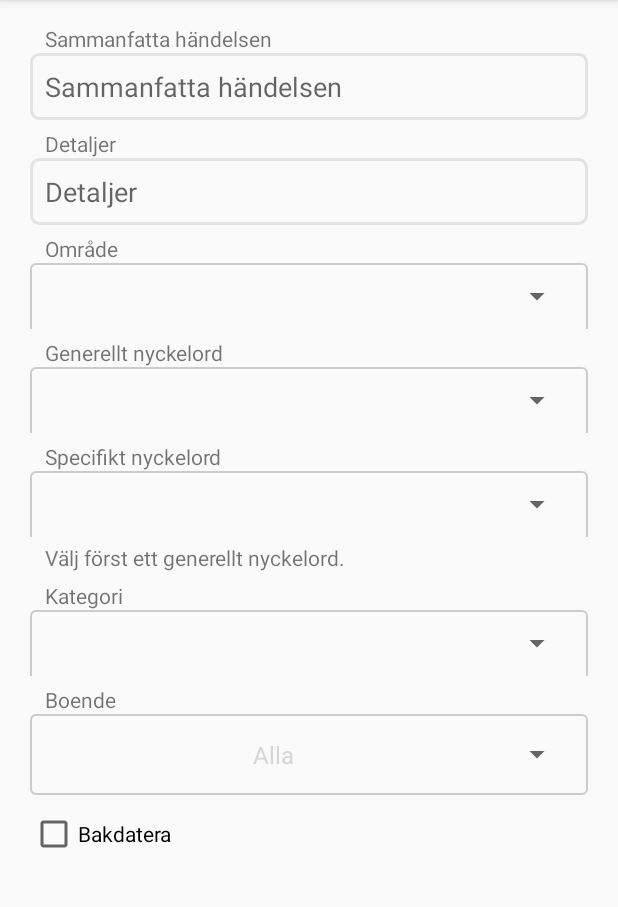
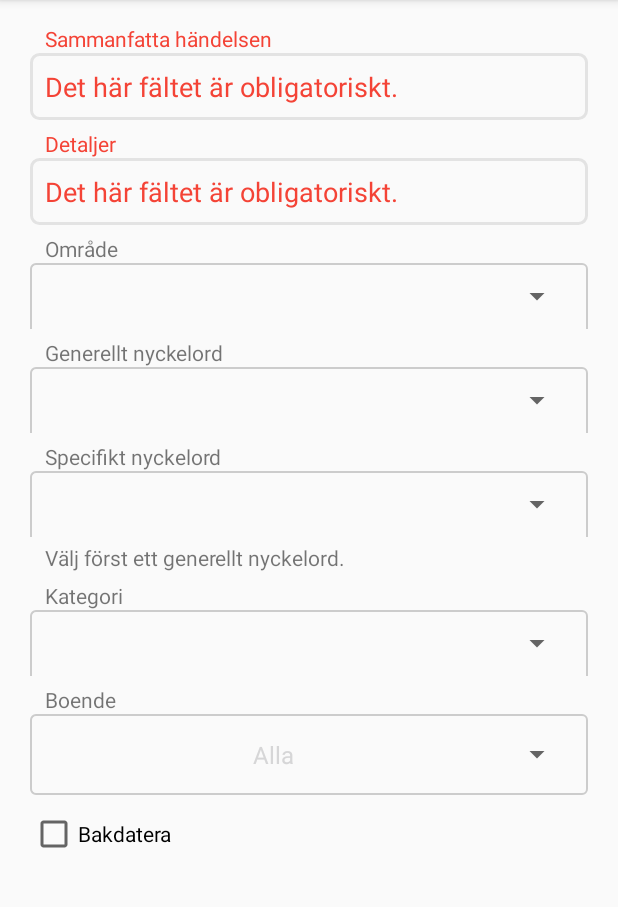
Before and after one commit to kpstar/WeCareIt-Android-, an Android app: the fragment NotesAddFragment shown on its own in the app's theme, after a tap on "SPARA", on a phone screen of 412 x 824 dp, the part 84-991 px from its top. Run offline under Robolectric (Android 15) with nearby library versions, the phone set to English and light mode, and no system bars.

Commit message:
Update validation and rich editor text

```diff
--- a/app/src/main/java/com/wecareit/fragments/notes/NotesAddFragment.java
+++ b/app/src/main/java/com/wecareit/fragments/notes/NotesAddFragment.java
@@ -55,6 +55,7 @@ public class NotesAddFragment extends TemplateFragment implements Spinner.OnItem
     private int area_id, general_id, specific_id, category_id;
     private List<String> client_ids;
     private boolean isBackDated;
+    private TextView txtSummary, txtNote;
     private static int AREA_SPINNER_ID = 1001;
     private static int GENERAL_SPINNER_ID = 1002;
     private static int SPECIFIC_SPINNER_ID = 1003;
@@ -97,7 +98,8 @@ public class NotesAddFragment extends TemplateFragment implements Spinner.OnItem
         edSummary = (EditText)view.findViewById(R.id.etSummary_notesaddfragment);
 
         edDetail = (EditText)view.findViewById(R.id.etDetails_notesaddfragment);
-
+        txtSummary = (TextView)view.findViewById(R.id.summaryText);
+        txtNote = (TextView)view.findViewById(R.id.notesText);
         backDated = (CheckBox)view.findViewById(R.id.chxBackdated_noteaddfragment);
 
         lnAccomo = view.findViewById(R.id.lnAccommo_notesaddfragment);
@@ -165,6 +167,7 @@ public class NotesAddFragment extends TemplateFragment implements Spinner.OnItem
         });
     }
 
+    @SuppressLint("ResourceAsColor")
     private void saveData() {
         Map<String, String> params = new HashMap<>();
         client_ids = new ArrayList<String>();
@@ -177,11 +180,23 @@ public class NotesAddFragment extends TemplateFragment implements Spinner.OnItem
 
         mSummary = edSummary.getText().toString();
         mDetail = edDetail.getText().toString();
+        boolean success = true;
+        if (mSummary.isEmpty()) {
+            txtSummary.setTextColor(getResources().getColor(R.color.colorCleaarBtn));
+            edSummary.setHint(R.string.errorHint);
+            edSummary.setHintTextColor(getResources().getColor(R.color.colorCleaarBtn));
+            success = false;
+        }
 
-        if (mSummary.isEmpty() || mDetail.isEmpty()) {
-            Toast.makeText(getContext(), "Det här fältet är obligatoriskt.", Toast.LENGTH_LONG).show();
-            return;
+        if (mDetail.isEmpty()) {
+            txtNote.setTextColor(getResources().getColor(R.color.colorCleaarBtn));
+            edDetail.setHint(R.string.errorHint);
+            edDetail.setHintTextColor(getResources().getColor(R.color.colorCleaarBtn));
+            success = false;
         }
+
+        if (!success) return;
+
         isBackDated = backDated.isChecked();
 
         NotePost post = new NotePost(area_id, client_ids, category_id, general_id, specific_id, mSummary, mDetail, isBackDated);
--- a/app/src/main/res/layout/fragment_drivinglog.xml
+++ b/app/src/main/res/layout/fragment_drivinglog.xml
@@ -137,6 +137,7 @@
                     android:layout_height="wrap_content"
                     android:orientation="vertical">
                     <TextView
+                        android:id="@+id/driveStart"
                         android:layout_marginTop="@dimen/padding_6dp"
                         android:layout_width="wrap_content"
                         android:layout_height="wrap_content"
@@ -173,6 +174,7 @@
                         android:textColor="@color/colorPinknote"
                         android:visibility="gone"/>
                     <TextView
+                        android:id="@+id/driveAddressStart"
                         android:layout_marginTop="@dimen/padding_6dp"
                         android:layout_width="wrap_content"
                         android:layout_height="wrap_content"
@@ -186,6 +188,7 @@
                         android:paddingRight="@dimen/padding_10dp"
                         />
                     <TextView
+                        android:id="@+id/driveAddressEnd"
                         android:layout_marginTop="@dimen/padding_6dp"
                         android:layout_width="wrap_content"
                         android:layout_height="wrap_content"
--- a/app/src/main/res/layout/fragment_events_update.xml
+++ b/app/src/main/res/layout/fragment_events_update.xml
@@ -18,6 +18,7 @@
             android:orientation="vertical"
             android:layout_margin="@dimen/padding_6dp">
             <TextView
+                android:id="@+id/txtHeading"
                 android:layout_width="wrap_content"
                 android:layout_height="wrap_content"
                 android:text="@string/heading"
@@ -43,6 +44,7 @@
             android:orientation="vertical"
             android:layout_margin="@dimen/padding_6dp">
             <TextView
+                android:id="@+id/txtDescription"
                 android:layout_width="wrap_content"
                 android:layout_height="wrap_content"
                 android:text="@string/description"
--- a/app/src/main/res/layout/fragment_notes_add.xml
+++ b/app/src/main/res/layout/fragment_notes_add.xml
@@ -24,6 +24,7 @@
             android:layout_marginRight="@dimen/padding_10dp"
             >
             <TextView
+                android:id="@+id/summaryText"
                 android:layout_width="wrap_content"
                 android:layout_height="wrap_content"
                 android:text="@string/summarizetheevent"
@@ -45,6 +46,7 @@
             android:layout_marginRight="@dimen/padding_10dp"
             >
             <TextView
+                android:id="@+id/notesText"
                 android:layout_width="wrap_content"
                 android:layout_height="wrap_content"
                 android:text="@string/details"
--- a/app/src/main/res/values/strings.xml
+++ b/app/src/main/res/values/strings.xml
@@ -38,6 +38,7 @@
     <string name="area">Område</string>
     <string name="keyword">Nyckelord</string>
     <string name="category">Kategori</string>
+    <string name="errorHint">Det här fältet är obligatoriskt.</string>
     <string name="timeinterval">Tidsintervall</string>
     <string name="clear">RENSA</string>
     <string name="used">ANVÄND</string>
```
Also changed, not shown: app/src/main/java/com/wecareit/fragments/drivinglog/DrivingLogFragment.java (+39 -1 lines), app/src/main/java/com/wecareit/fragments/events/EventsUpdateFragment.java (+22 -8 lines), app/src/main/res/layout/activity_information_edit.xml (+11 -0 lines), app/src/main/res/layout/richtext_editor.xml (+25 -25 lines), app/src/main/res/drawable/ic_bold_checked.png (added), app/src/main/res/drawable/ic_bullets_checked.png (added), app/src/main/res/drawable/ic_italic_checked.png (added).
